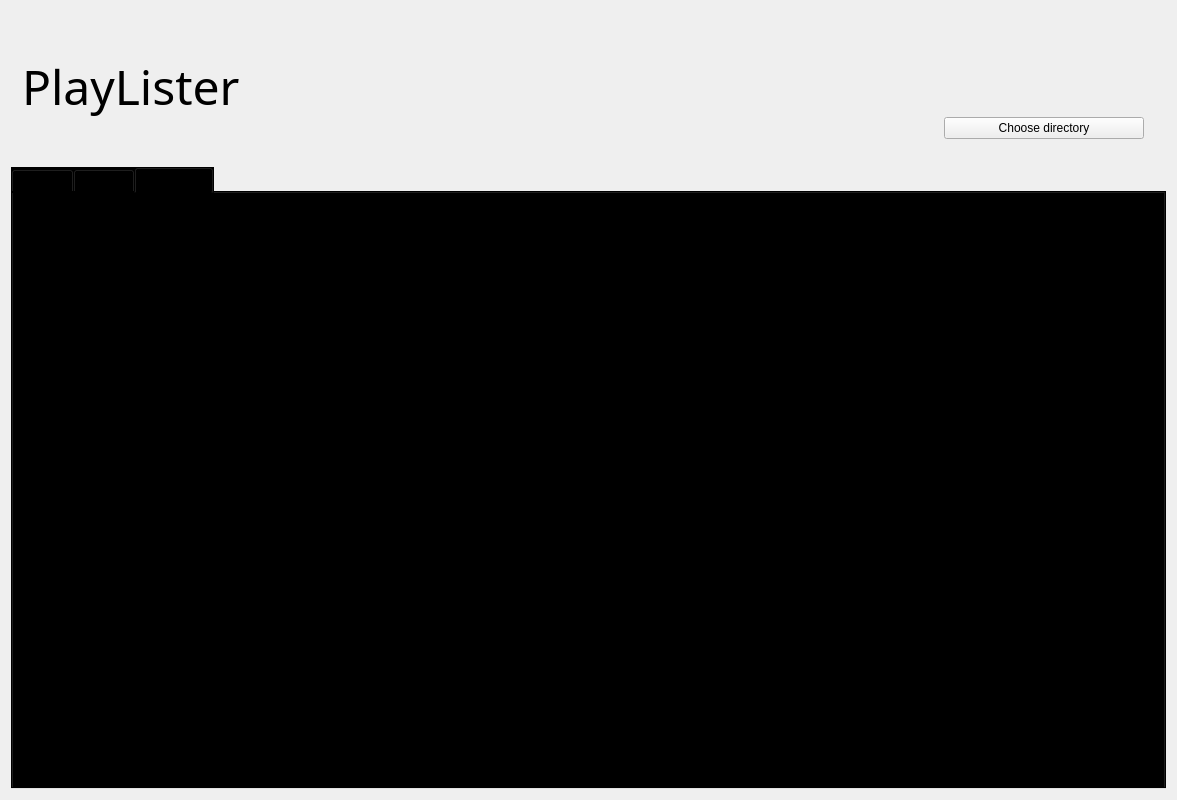
The window that Interface/mainwindow.ui (BlanchardPaul/PlayLister) describes before a commit, drawn with Qt 5.
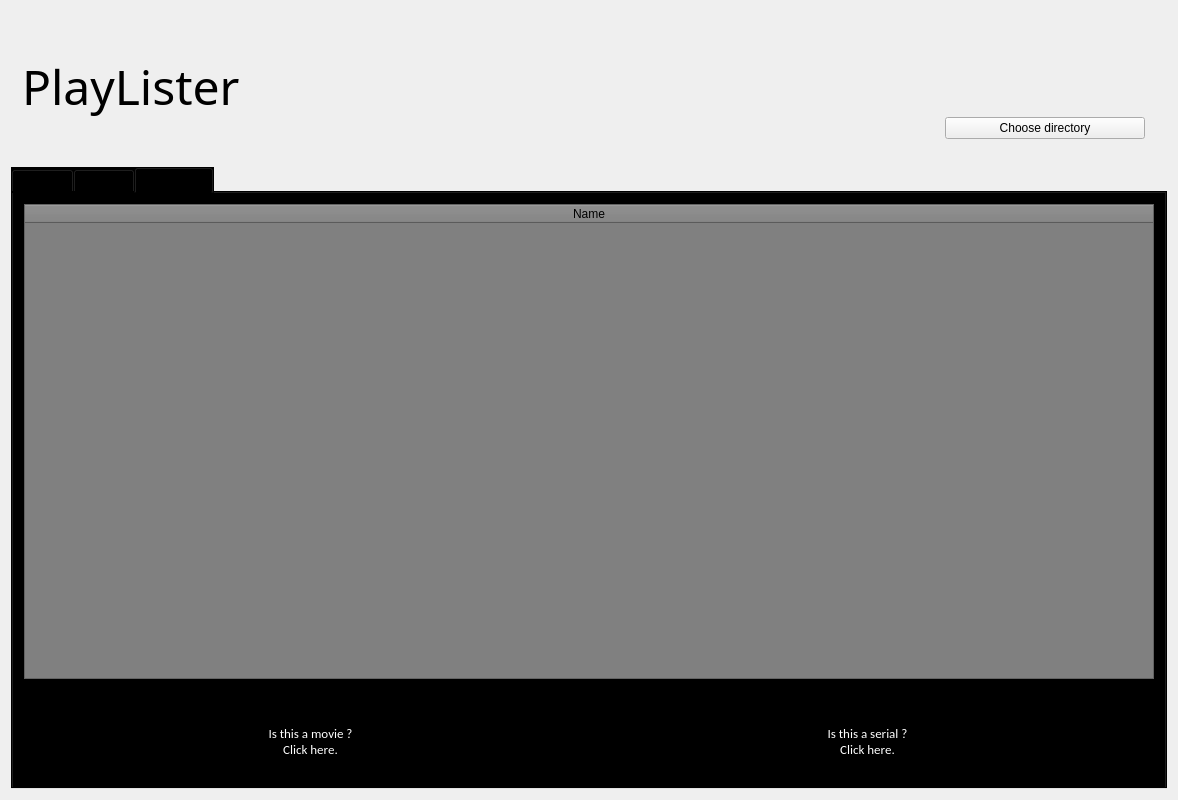
The same window after the commit. The open tabs and pages were chosen to show the change.

Commit message: Unknown files can be renamed in movies

Diff of the .ui file:
```diff
--- a/Interface/mainwindow.ui
+++ b/Interface/mainwindow.ui
@@ -110,7 +110,7 @@
        <string notr="true">background-color: BLACK</string>
       </property>
       <property name="currentIndex">
-       <number>0</number>
+       <number>2</number>
       </property>
       <widget class="QWidget" name="movies">
        <property name="sizePolicy">
@@ -121,8 +121,8 @@
        </property>
        <property name="minimumSize">
         <size>
-         <width>100</width>
-         <height>100</height>
+         <width>0</width>
+         <height>0</height>
         </size>
        </property>
        <attribute name="title">
@@ -142,7 +142,7 @@
             <widget class="QTableWidget" name="tableWidget">
              <property name="minimumSize">
               <size>
-               <width>800</width>
+               <width>802</width>
                <height>0</height>
               </size>
              </property>
@@ -297,14 +297,24 @@
        </layout>
       </widget>
       <widget class="QWidget" name="serials">
+       <property name="sizePolicy">
+        <sizepolicy hsizetype="MinimumExpanding" vsizetype="MinimumExpanding">
+         <horstretch>0</horstretch>
+         <verstretch>0</verstretch>
+        </sizepolicy>
+       </property>
        <attribute name="title">
         <string>Serials</string>
        </attribute>
        <layout class="QVBoxLayout" name="verticalLayout_3">
         <item>
+         <widget class="QWidget" name="horizontalWidget_2" native="true">
          <layout class="QHBoxLayout" name="horizontalLayout_6">
           <item>
            <widget class="QTreeWidget" name="treeWidget">
+             <property name="enabled">
+              <bool>true</bool>
+             </property>
             <property name="minimumSize">
              <size>
               <width>800</width>
@@ -382,6 +392,7 @@
            </widget>
           </item>
          </layout>
+         </widget>
         </item>
         <item>
          <widget class="QLabel" name="label_5">
@@ -428,9 +439,131 @@
        </layout>
       </widget>
       <widget class="QWidget" name="unknowns">
+       <property name="sizePolicy">
+        <sizepolicy hsizetype="MinimumExpanding" vsizetype="MinimumExpanding">
+         <horstretch>0</horstretch>
+         <verstretch>0</verstretch>
+        </sizepolicy>
+       </property>
        <attribute name="title">
         <string>Unknowns</string>
        </attribute>
+       <layout class="QVBoxLayout" name="verticalLayout_4">
+        <item>
+         <widget class="QTableWidget" name="tableWidget_2">
+          <property name="sizePolicy">
+           <sizepolicy hsizetype="Expanding" vsizetype="Expanding">
+            <horstretch>0</horstretch>
+            <verstretch>0</verstretch>
+           </sizepolicy>
+          </property>
+          <property name="font">
+           <font>
+            <family>Calibri</family>
+            <pointsize>14</pointsize>
+           </font>
+          </property>
+          <property name="styleSheet">
+           <string notr="true">background-color: grey;
+color: black;</string>
+          </property>
+          <property name="editTriggers">
+           <set>QAbstractItemView::NoEditTriggers</set>
+          </property>
+          <attribute name="horizontalHeaderStretchLastSection">
+           <bool>true</bool>
+          </attribute>
+          <attribute name="verticalHeaderVisible">
+           <bool>false</bool>
+          </attribute>
+          <attribute name="verticalHeaderHighlightSections">
+           <bool>true</bool>
+          </attribute>
+          <column>
+           <property name="text">
+            <string>Name</string>
+           </property>
+          </column>
+         </widget>
+        </item>
+        <item>
+         <widget class="QLabel" name="label_7">
+          <property name="minimumSize">
+           <size>
+            <width>100</width>
+            <height>0</height>
+           </size>
+          </property>
+          <property name="font">
+           <font>
+            <family>Calibri</family>
+            <pointsize>9</pointsize>
+           </font>
+          </property>
+          <property name="styleSheet">
+           <string notr="true">color:white;</string>
+          </property>
+          <property name="text">
+           <string/>
+          </property>
+          <property name="alignment">
+           <set>Qt::AlignCenter</set>
+          </property>
+         </widget>
+        </item>
+        <item>
+         <widget class="QWidget" name="horizontalWidget" native="true">
+          <property name="minimumSize">
+           <size>
+            <width>0</width>
+            <height>70</height>
+           </size>
+          </property>
+          <layout class="QHBoxLayout" name="horizontalLayout_2">
+           <item>
+            <widget class="QLabel" name="label_9">
+             <property name="font">
+              <font>
+               <family>Calibri</family>
+               <pointsize>10</pointsize>
+              </font>
+             </property>
+             <property name="styleSheet">
+              <string notr="true">color:white;</string>
+             </property>
+             <property name="text">
+              <string>Is this a movie ?
+Click here.</string>
+             </property>
+             <property name="alignment">
+              <set>Qt::AlignCenter</set>
+             </property>
+            </widget>
+           </item>
+           <item>
+            <widget class="QLabel" name="label_8">
+             <property name="font">
+              <font>
+               <family>Calibri</family>
+               <pointsize>10</pointsize>
+              </font>
+             </property>
+             <property name="styleSheet">
+              <string notr="true">color:white;</string>
+             </property>
+             <property name="text">
+              <string>Is this a serial ?
+Click here.</string>
+             </property>
+             <property name="alignment">
+              <set>Qt::AlignCenter</set>
+             </property>
+            </widget>
+           </item>
+          </layout>
+         </widget>
+        </item>
+       </layout>
       </widget>
      </widget>
     </item>
```
Lines whose indentation alone changed are shown as unchanged. The commit also changes 20 other files.
